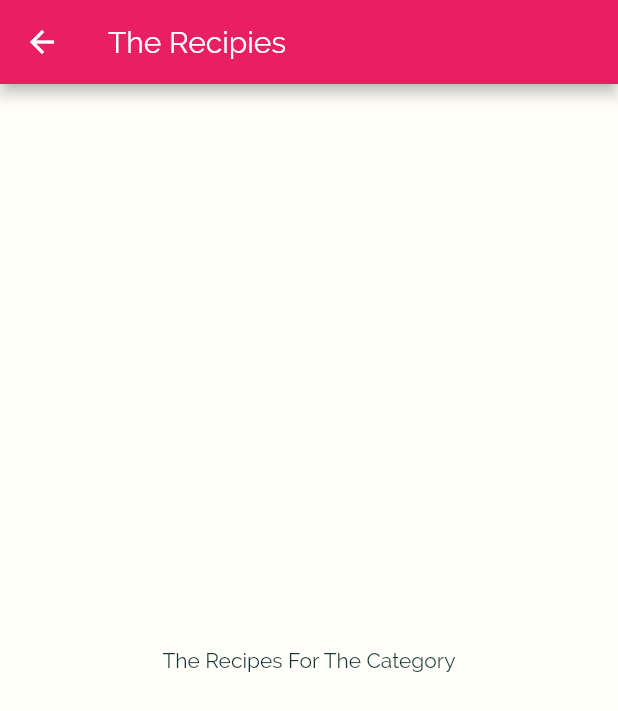
After one commit to JakapongMo/meals_app, a Flutter app: the screen it shows after launch, after a tap on "Italian", on a phone screen of 412 x 824 dp. The commit adds this screen. Shown: the top 711 px of the screen. Run offline on Flutter 3.47's test engine with Material 2 defaults, Android fonts, the phone set to English and light mode, and no system bars.

Commit message:
Navigate New Page

```diff
--- /dev/null
+++ b/lib/catagory_meal_screen.dart
@@ -0,0 +1,16 @@
+import 'package:flutter/material.dart';
+
+class CategoryMealScreen extends StatelessWidget {
+  @override
+  Widget build(BuildContext context) {
+    return Scaffold(
+      appBar: AppBar(
+        title: Text('The Recipies'),
+      ),
+      body: Center (
+        child: Text(
+          'The Recipes For The Category'),
+      )
+    );
+  }
+}
--- a/lib/category_item.dart
+++ b/lib/category_item.dart
@@ -1,4 +1,5 @@
 import 'package:flutter/material.dart';
+import 'package:meals_app/catagory_meal_screen.dart';
 
 import './dummy-data.dart';
 
@@ -8,10 +9,23 @@ class CategoryItem extends StatelessWidget {
 
   CategoryItem(this.title, this.color);
 
+  void selectCategory(BuildContext ctx) {
+    Navigator.of(ctx).push(
+      MaterialPageRoute(
+        builder: (_) {
+          return CategoryMealScreen();
+        },
+      ),
+    );
+  }
 
   @override
   Widget build(BuildContext context) {
-    return Container(
+    return InkWell(
+          onTap: () => selectCategory(context),
+          splashColor: Theme.of(context).primaryColor,
+          borderRadius: BorderRadius.circular(15),
+          child: Container(
         padding: const EdgeInsets.all(15),
         child: Text(
           title,
@@ -28,6 +42,7 @@ class CategoryItem extends StatelessWidget {
          ),
         borderRadius: BorderRadius.circular(15)
         ),
+      ),
     );
   }
 }
```
Also changed, not shown: pubspec.yaml (+5 -5 lines). Lines whose indentation alone changed are shown as unchanged.
